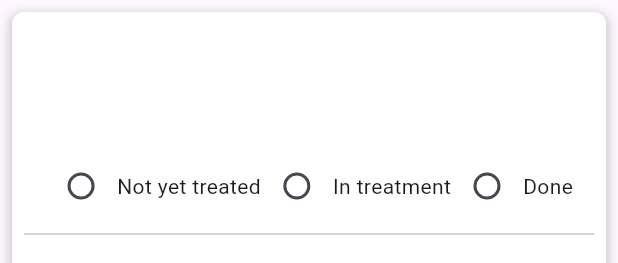
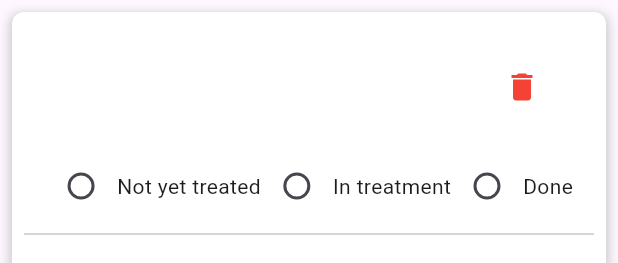
Before and after one commit to SondosAlnbary/final-project, a Flutter app: the ReportItem widget shown alone on an empty page, opened directly with empty values, on a phone screen of 412 x 824 dp. Shown: the top 263 px of the screen. Run offline on Flutter 3.47's test engine with Material 3 defaults, Android fonts, the phone set to English and light mode, and no system bars; our stand-ins replace cloud_firestore, firebase_auth, firebase_core, font_awesome_flutter; accounts and stored records are empty.

Commit message:
adding trash وانتوا بكرامه

```diff
--- a/lib/screens/reportlist.dart
+++ b/lib/screens/reportlist.dart
@@ -1,6 +1,5 @@
 import 'package:flutter/material.dart';
 import 'package:cloud_firestore/cloud_firestore.dart';
-import 'package:final_project/screens/utilities.dart';
 import 'package:firebase_auth/firebase_auth.dart';
 
 import 'welcome_screen.dart';
@@ -146,6 +145,13 @@ class ReportItem extends StatefulWidget {
 class _ReportItemState extends State<ReportItem> {
   String? _selectedValue;
 
+  void _deleteReport() async {
+    await FirebaseFirestore.instance
+        .collection(widget.selectedCollection)
+        .doc(widget.report.id)
+        .delete();
+  }
+
   @override
   Widget build(BuildContext context) {
     return Padding(
@@ -185,7 +191,10 @@ class _ReportItemState extends State<ReportItem> {
                     ),
                   ],
                 ),
-                trailing: ConstrainedBox(
+                trailing: Row(
+                  mainAxisSize: MainAxisSize.min,
+                  children: [
+                    ConstrainedBox(
                       constraints: BoxConstraints(maxWidth: 150),
                       child: Text(
                         widget.report['Report'],
@@ -193,6 +202,14 @@ class _ReportItemState extends State<ReportItem> {
                         maxLines: 3,
                         overflow: TextOverflow.ellipsis,
                       ),
+                    ),
+                    IconButton(
+                      icon: Icon(Icons.delete, color: Colors.red),
+                      onPressed: () {
+                        _deleteReport();
+                      },
+                    ),
+                  ],
                 ),
               ),
               Row(
```
Lines whose indentation alone changed are shown as unchanged.
